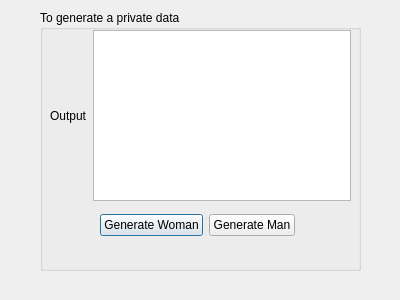
Old version of the form Personal_data/firstwindow.ui in the repository ProjectTeamfitkb/Project_Work.
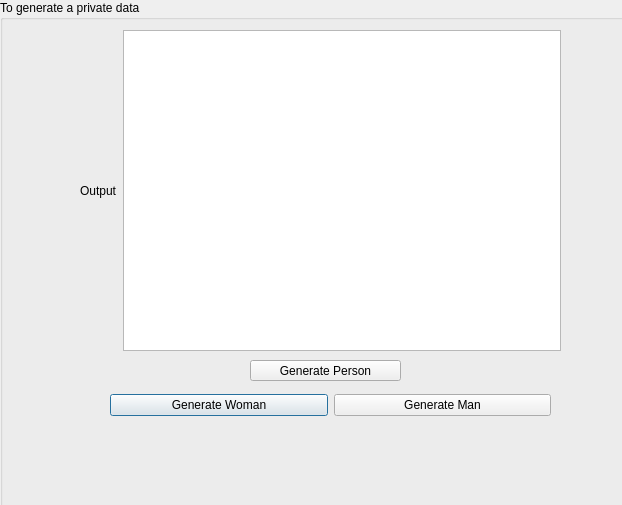
New version of the form.

What changed in the file:
```diff
--- a/Personal_data/firstwindow.ui
+++ b/Personal_data/firstwindow.ui
@@ -6,8 +6,8 @@
    <rect>
     <x>0</x>
     <y>0</y>
-    <width>400</width>
-    <height>300</height>
+    <width>622</width>
+    <height>505</height>
    </rect>
   </property>
   <property name="windowTitle">
@@ -16,10 +16,10 @@
   <widget class="QGroupBox" name="groupBox">
    <property name="geometry">
     <rect>
-     <x>40</x>
-     <y>10</y>
-     <width>321</width>
-     <height>261</height>
+     <x>0</x>
+     <y>0</y>
+     <width>641</width>
+     <height>511</height>
     </rect>
    </property>
    <property name="title">
@@ -28,9 +28,9 @@
    <widget class="QWidget" name="layoutWidget">
     <property name="geometry">
      <rect>
-      <x>60</x>
-      <y>200</y>
-      <width>195</width>
+      <x>110</x>
+      <y>390</y>
+      <width>441</width>
       <height>30</height>
      </rect>
     </property>
@@ -54,10 +54,10 @@
    <widget class="QWidget" name="layoutWidget">
     <property name="geometry">
      <rect>
-      <x>10</x>
-      <y>20</y>
-      <width>301</width>
-      <height>171</height>
+      <x>80</x>
+      <y>30</y>
+      <width>481</width>
+      <height>321</height>
      </rect>
     </property>
     <layout class="QHBoxLayout" name="horizontalLayout_2">
@@ -73,6 +73,22 @@
      </item>
     </layout>
    </widget>
+   <widget class="QPushButton" name="pushButton_3">
+    <property name="geometry">
+     <rect>
+      <x>250</x>
+      <y>360</y>
+      <width>151</width>
+      <height>21</height>
+     </rect>
+    </property>
+    <property name="text">
+     <string>Generate Person</string>
+    </property>
+   </widget>
+   <zorder>pushButton_3</zorder>
+   <zorder>layoutWidget</zorder>
+   <zorder>layoutWidget</zorder>
   </widget>
  </widget>
  <resources/>
```
